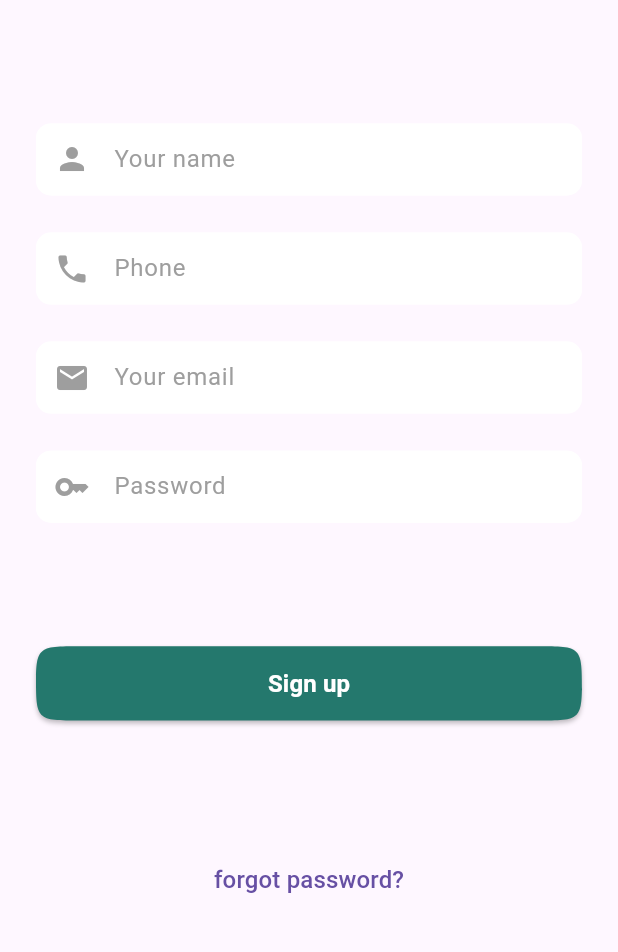
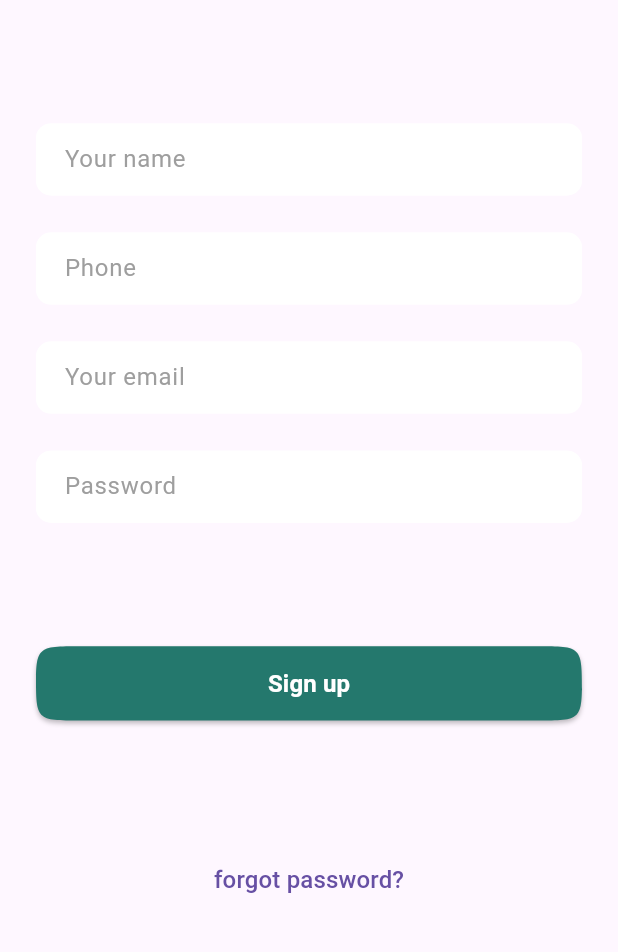
Before and after one commit to ahmedAdelElmelegy/chat_box, a Flutter app: the screen it shows after launch, after a tap on "Sign in with mail", on a phone screen of 412 x 824 dp, the part 209-1161 px from its top. Run offline on Flutter 3.47's test engine with Material 3 defaults, Android fonts, the phone set to English and light mode, and no system bars; our stand-ins replace bloc, cloud_firestore, firebase_auth, firebase_core, flutter_bloc, flutter_svg and 2 more; accounts and stored records are empty.

```diff
--- /dev/null
+++ b/devtools_options.yaml
@@ -0,0 +1 @@
+extensions:
--- /dev/null
+++ b/lib/core/Functions/Responsive_Text.dart
@@ -0,0 +1,27 @@
+import 'package:flutter/material.dart';
+
+class RespText {
+  static double getResponsiveFontSize(
+    double fontSize,
+    BuildContext context,
+  ) {
+    double scaleFactor = getScaleFactor(context);
+    double responsiveFontSize = scaleFactor * fontSize;
+    double lowerLimit = fontSize * .8;
+    double upperLimit = fontSize * 1.2;
+    return responsiveFontSize.clamp(lowerLimit, upperLimit);
+  }
+
+  static double getScaleFactor(
+    BuildContext context,
+  ) {
+    double width = MediaQuery.of(context).size.width;
+    if (width < 600) {
+      return width / 400;
+    } else if (width < 900) {
+      return width / 700;
+    } else {
+      return width / 1000;
+    }
+  }
+}
--- a/lib/core/models/Chat_model.dart
+++ b/lib/core/models/Chat_model.dart
@@ -2,7 +2,7 @@ class ChatModel {
   final String? message;
   final String? senderId;
   final String? reseverId;
-  final DateTime? dateTime;
+  final String? dateTime;
 
   ChatModel({this.message, this.senderId, this.reseverId, this.dateTime});
   factory ChatModel.fromJson(Map<String, dynamic> json) {
--- a/lib/core/widgets/CustomTextfield.dart
+++ b/lib/core/widgets/CustomTextfield.dart
@@ -35,7 +35,7 @@ class CustomTextField extends StatelessWidget {
           // suffixIcon: Icon(icon),
           filled: true,
           // fillColor: Colors.white,
-          prefixIcon: Icon(icon2),
+          // prefixIcon: Icon(icon2),
           hintStyle: const TextStyle(color: Colors.grey),
           contentPadding: const EdgeInsets.fromLTRB(15, 10, 15, 10),
           border: outineMethod(),
--- a/lib/features/OnBoarding/presentation/view/widgets/OnBordingBody.dart
+++ b/lib/features/OnBoarding/presentation/view/widgets/OnBordingBody.dart
@@ -1,3 +1,4 @@
+import 'package:chat_app/core/Functions/Responsive_Text.dart';
 import 'package:chat_app/core/utils/Assets.dart';
 import 'package:chat_app/core/utils/go_router.dart';
 import 'package:chat_app/core/widgets/CustomText.dart';
@@ -48,20 +49,26 @@ class OnBoardingBody extends StatelessWidget {
               SizedBox(
                 height: size.height * .01,
               ),
-              const CustomText(
+              CustomText(
                 text: 'Connect friends \neasily & quickly',
                 color: Colors.white,
                 fontWeight: FontWeight.bold,
-                fontSize: 64,
+                fontSize: RespText.getResponsiveFontSize(
+                  64,
+                  context,
+                ),
               ),
               SizedBox(
                 height: size.height * .01,
               ),
-              const CustomText(
+              CustomText(
                 text:
                     'Our chat app is the perfect way to stay\nconnected with friends and family.',
                 color: Colors.grey,
-                fontSize: 18,
+                fontSize: RespText.getResponsiveFontSize(
+                  18,
+                  context,
+                ),
                 fontWeight: FontWeight.w500,
               ),
               SizedBox(
--- a/lib/features/home/presentation/manager/cubit/home_state.dart
+++ b/lib/features/home/presentation/manager/cubit/home_state.dart
@@ -17,4 +17,14 @@ final class HomeFailed extends HomeState {
 
 final class SearchSucess extends HomeState {}
 
-final class SearchTransferSucess extends HomeState {}
+final class SendMassageSucess extends HomeState {}
+
+final class SendMassageLoading extends HomeState {}
+
+final class SendMassageFailed extends HomeState {}
+
+final class GetMassagesSucess extends HomeState {}
+
+final class GetMassagesFailed extends HomeState {}
+
+final class GetMassagesLoading extends HomeState {}
--- /dev/null
+++ b/lib/features/home/presentation/manager/cubit/massages_state.dart
@@ -0,0 +1,18 @@
+part of 'massages_cubit.dart';
+
+@immutable
+sealed class MassagesState {}
+
+final class SendMassageSucess extends MassagesState {}
+
+final class MassagesInitial extends MassagesState {}
+
+final class SendMassageLoading extends MassagesState {}
+
+final class SendMassageFailed extends MassagesState {}
+
+final class GetMassagesSucess extends MassagesState {}
+
+final class GetMassagesFailed extends MassagesState {}
+
+final class GetMassagesLoading extends MassagesState {}
--- a/lib/features/home/presentation/view/HomeView.dart
+++ b/lib/features/home/presentation/view/HomeView.dart
@@ -9,7 +9,7 @@ class HomeView extends StatelessWidget {
     Size size = MediaQuery.of(context).size;
     return Scaffold(
       backgroundColor: Colors.black,
-      body: HomeViewBody(size: size),
+      body: SafeArea(child: HomeViewBody(size: size)),
     );
   }
 }
--- a/lib/features/home/presentation/view/widgets/CustomUserdet.dart
+++ b/lib/features/home/presentation/view/widgets/CustomUserdet.dart
@@ -20,7 +20,7 @@ class CustomUserdet extends StatelessWidget {
             ));
       },
       child: Padding(
-        padding: EdgeInsets.all(8.0),
+        padding: const EdgeInsets.all(8.0),
         child: Row(
           children: [
             const CircleAvatar(
--- a/lib/features/splash/presentation/view/widgets/SplashViewBody.dart
+++ b/lib/features/splash/presentation/view/widgets/SplashViewBody.dart
@@ -1,4 +1,6 @@
 import 'package:chat_app/core/utils/Assets.dart';
+import 'package:chat_app/core/utils/Constant.dart';
+import 'package:chat_app/features/HomeNavgateBar/presentation/view/HomeNavgateBar.dart';
 import 'package:chat_app/features/OnBoarding/presentation/view/OnBoardingView.dart';
 import 'package:flutter/material.dart';
 
@@ -15,7 +17,9 @@ class _SplashViewBodyState extends State<SplashViewBody> {
     Future.delayed(const Duration(seconds: 3), () {
       Navigator.push(context, MaterialPageRoute(
         builder: (context) {
-          return const OnBordingView();
+          return Constants.userId != null
+              ? const HomeNavigateBar()
+              : const OnBordingView();
         },
       ));
     });
--- a/lib/main.dart
+++ b/lib/main.dart
@@ -1,14 +1,12 @@
 import 'package:chat_app/core/utils/Constant.dart';
-import 'package:chat_app/core/utils/cach_helper.dart';
-import 'package:chat_app/core/utils/go_router.dart';
+
 import 'package:chat_app/features/HomeNavgateBar/presentation/manager/cubit/home_navagation_cubit.dart';
-import 'package:chat_app/features/HomeNavgateBar/presentation/view/HomeNavgateBar.dart';
 import 'package:chat_app/features/Login/presentation/manager/cubit/login_cubit.dart';
-import 'package:chat_app/features/OnBoarding/presentation/view/OnBoardingView.dart';
 import 'package:chat_app/features/SignUp/presentation/manager/cubit/sign_up_cubit.dart';
-import 'package:chat_app/features/SignUp/presentation/view/SignUpView.dart';
 import 'package:chat_app/features/home/presentation/manager/cubit/home_cubit.dart';
+import 'package:chat_app/features/home/presentation/manager/cubit/massages_cubit.dart';
 import 'package:chat_app/features/settings/presentation/manager/cubit/profile_cubit.dart';
+import 'package:chat_app/features/splash/presentation/view/SplashView.dart';
 import 'package:chat_app/firebase_options.dart';
 import 'package:firebase_core/firebase_core.dart';
 
@@ -51,13 +49,12 @@ class ChatBox extends StatelessWidget {
         BlocProvider(
           create: (context) => HomeCubit()..getAllUsers(),
         ),
+        BlocProvider(
+          create: (context) => MassagesCubit(),
+        ),
       ],
-      child: MaterialApp(
-        debugShowCheckedModeBanner: false,
-        home: Constants.userId != null
-            ? const HomeNavigateBar()
-            : const OnBordingView(),
-      ),
+      child: const MaterialApp(
+          debugShowCheckedModeBanner: false, home: SplashView()),
     );
   }
 }
```
Also changed, not shown: lib/features/home/presentation/manager/cubit/home_cubit.dart (+11 -4 lines), lib/features/home/presentation/manager/cubit/massages_cubit.dart (added, +74 -0 lines), lib/features/home/presentation/view/widgets/CustomMassageItem.dart (+5 -3 lines), lib/features/home/presentation/view/widgets/CustomPersonStatus.dart (+5 -4 lines), lib/features/home/presentation/view/widgets/CustomUserdetListView.dart (+6 -3 lines), lib/features/home/presentation/view/widgets/Custom_field_Send_massage.dart (+21 -3 lines), lib/features/home/presentation/view/widgets/HomeViewBody.dart (+3 -8 lines), lib/features/home/presentation/view/widgets/massage_detailes.dart (+40 -22 lines).
